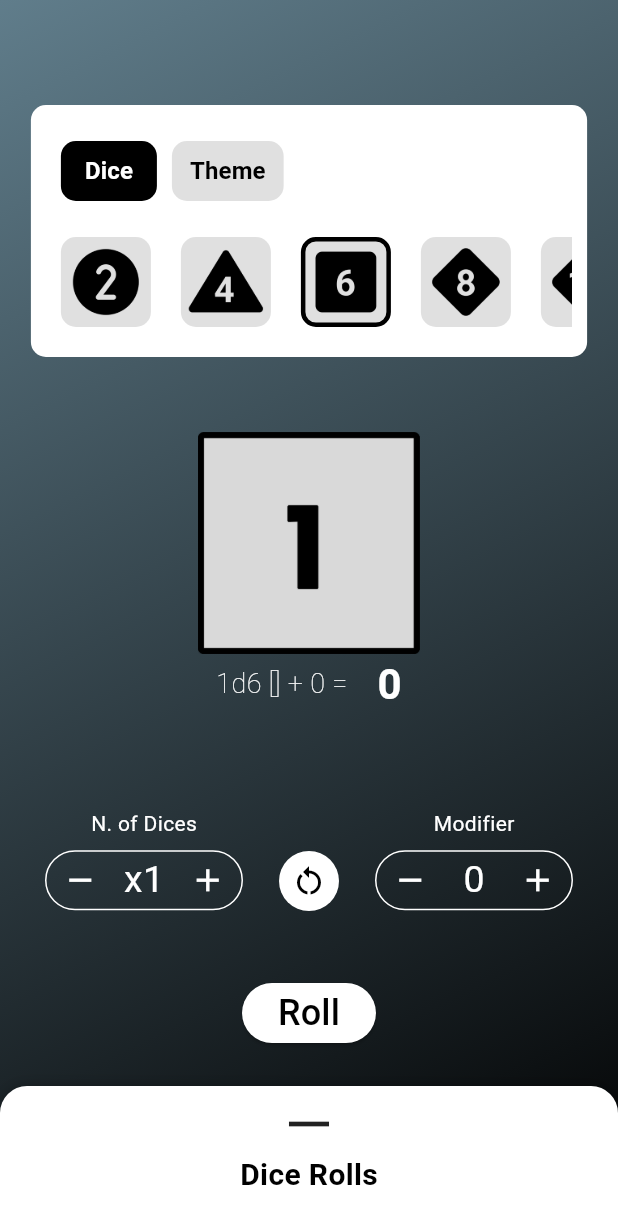
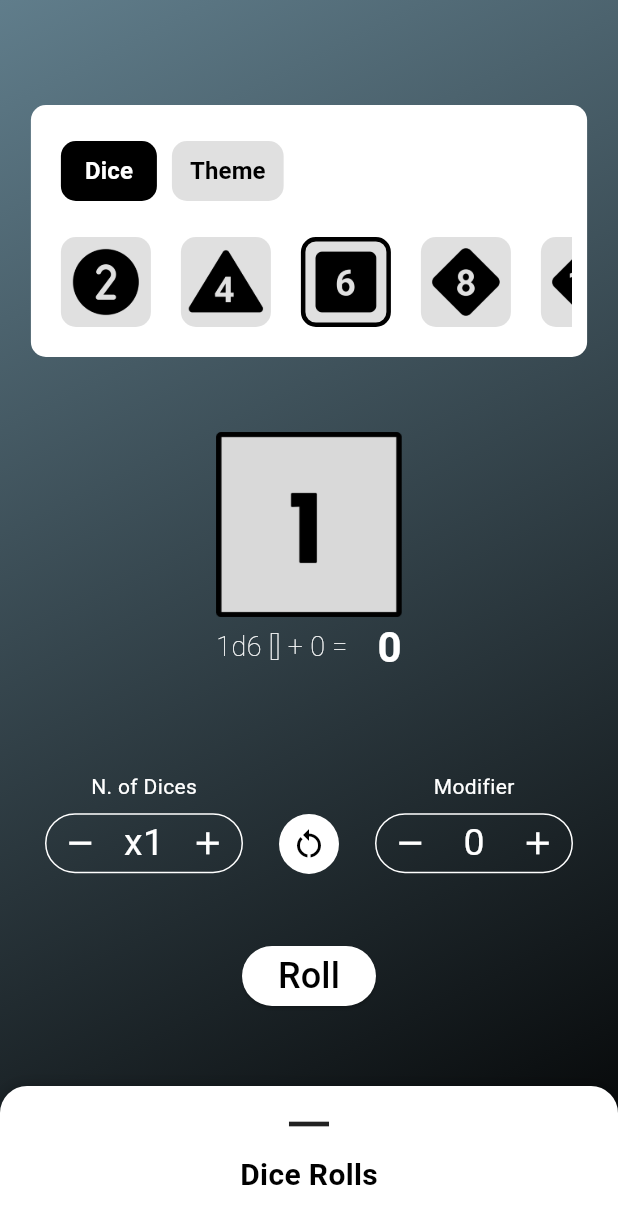
Before and after one commit to MalkoKai/dice_roller, a Flutter app: the screen it shows after launch, on a phone screen of 412 x 824 dp. Shown: the top 1224 px of the screen. Run offline on Flutter 3.47's test engine with Material 3 defaults, Android fonts, the phone set to English and light mode, and no system bars; drawn by our look-alikes of sliding_up_panel.

```diff
--- a/lib/widgets/dice_roller.dart
+++ b/lib/widgets/dice_roller.dart
@@ -25,7 +25,7 @@ class _DiceRollerState extends State<DiceRoller> {
       [20, 12, 10, 8, 6, 4, 2].contains(_dice.currentDiceSize)
           ? 'assets/images/dice_images/dice-d${_dice.currentDiceSize}-${_dice.currentDiceNums.isNotEmpty ? _dice.currentDiceNums.last : 1}.png'
           : 'assets/images/dice_icons/icon-d100.png',
-      height: MediaQuery.of(context).size.height * 0.18,
+      height: MediaQuery.of(context).size.height * 0.15,
     );
   }
 }
```
